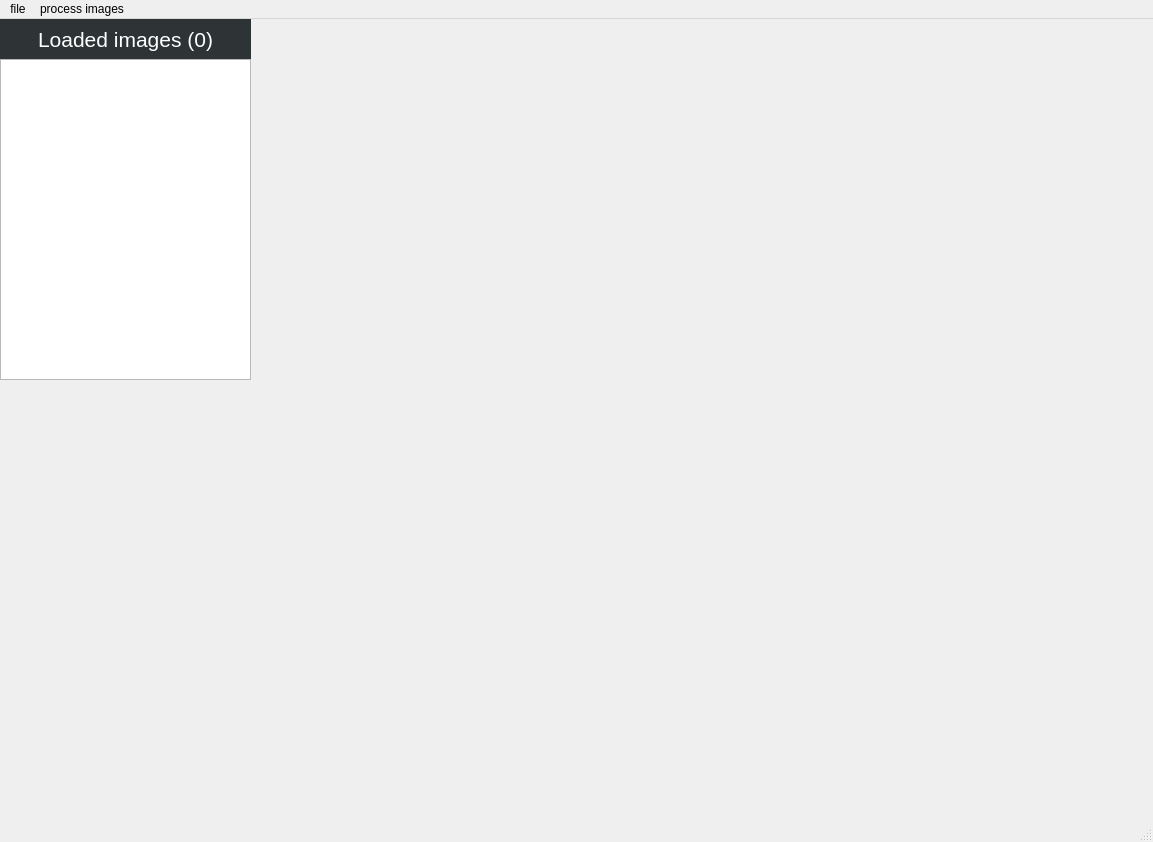
Old version of the form QtUi/main.ui in the repository noah-peeters/python-focus-stacking.
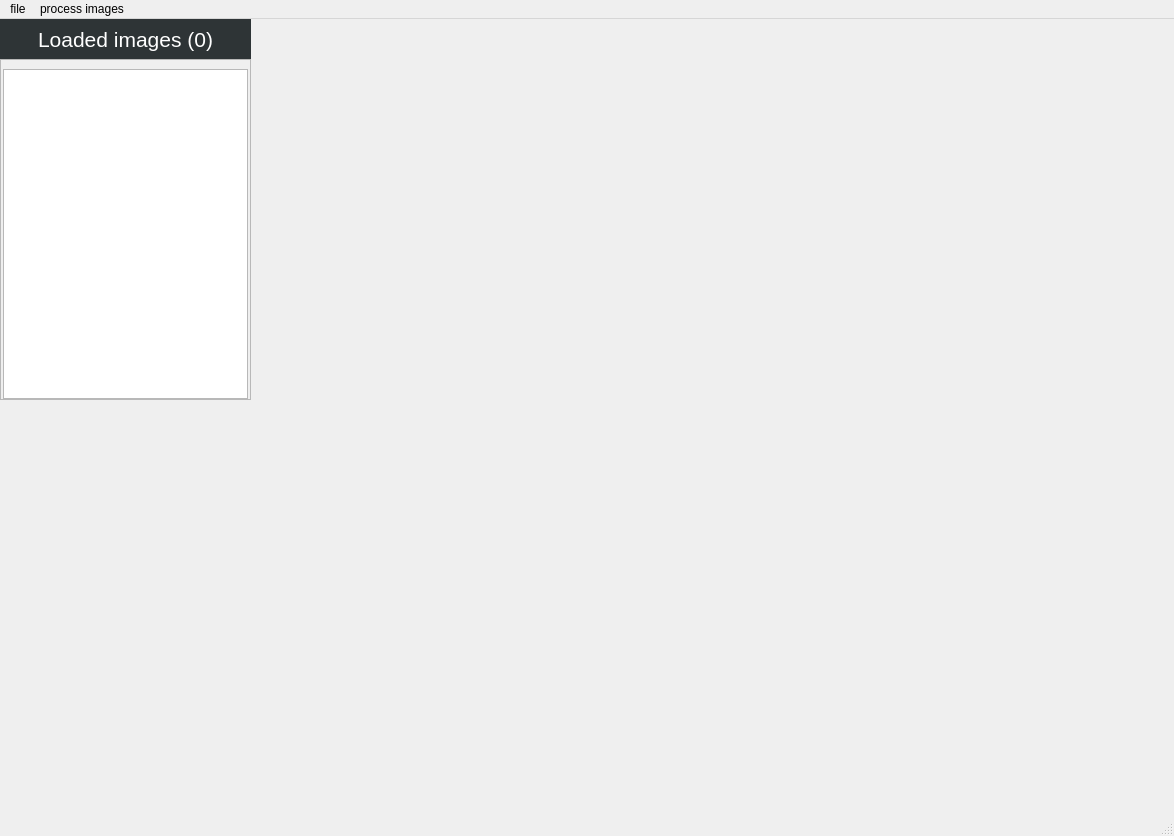
New version of the form. Icons and pictures are not drawn.

Commit message: Further implementation of UI (loading of images)

```diff
--- a/QtUi/main.ui
+++ b/QtUi/main.ui
@@ -6,8 +6,8 @@
    <rect>
     <x>0</x>
     <y>0</y>
-    <width>1153</width>
-    <height>842</height>
+    <width>1174</width>
+    <height>836</height>
    </rect>
   </property>
   <property name="windowTitle">
@@ -58,18 +58,57 @@
      <set>Qt::AlignCenter</set>
     </property>
    </widget>
-   <widget class="QTableWidget" name="loaded_images_table_widget">
+   <widget class="QScrollArea" name="scrollArea">
+    <property name="enabled">
+     <bool>true</bool>
+    </property>
     <property name="geometry">
      <rect>
       <x>0</x>
       <y>40</y>
       <width>251</width>
-      <height>321</height>
+      <height>341</height>
      </rect>
     </property>
+    <property name="sizePolicy">
+     <sizepolicy hsizetype="Expanding" vsizetype="Fixed">
+      <horstretch>0</horstretch>
+      <verstretch>0</verstretch>
+     </sizepolicy>
+    </property>
     <property name="horizontalScrollBarPolicy">
      <enum>Qt::ScrollBarAlwaysOff</enum>
     </property>
+    <property name="widgetResizable">
+     <bool>true</bool>
+    </property>
+    <widget class="QWidget" name="scrollAreaWidgetContents">
+     <property name="geometry">
+      <rect>
+       <x>0</x>
+       <y>0</y>
+       <width>249</width>
+       <height>339</height>
+      </rect>
+     </property>
+     <layout class="QVBoxLayout" name="verticalLayout">
+      <property name="spacing">
+       <number>1</number>
+      </property>
+      <property name="leftMargin">
+       <number>2</number>
+      </property>
+      <property name="rightMargin">
+       <number>2</number>
+      </property>
+      <property name="bottomMargin">
+       <number>0</number>
+      </property>
+      <item>
+       <widget class="QListWidget" name="loaded_images_list_widget"/>
+      </item>
+     </layout>
+    </widget>
    </widget>
   </widget>
   <widget class="QMenuBar" name="menubar">
@@ -77,7 +116,7 @@
     <rect>
      <x>0</x>
      <y>0</y>
-     <width>1153</width>
+     <width>1174</width>
      <height>22</height>
     </rect>
    </property>
```
The commit also changes 4 other files.
